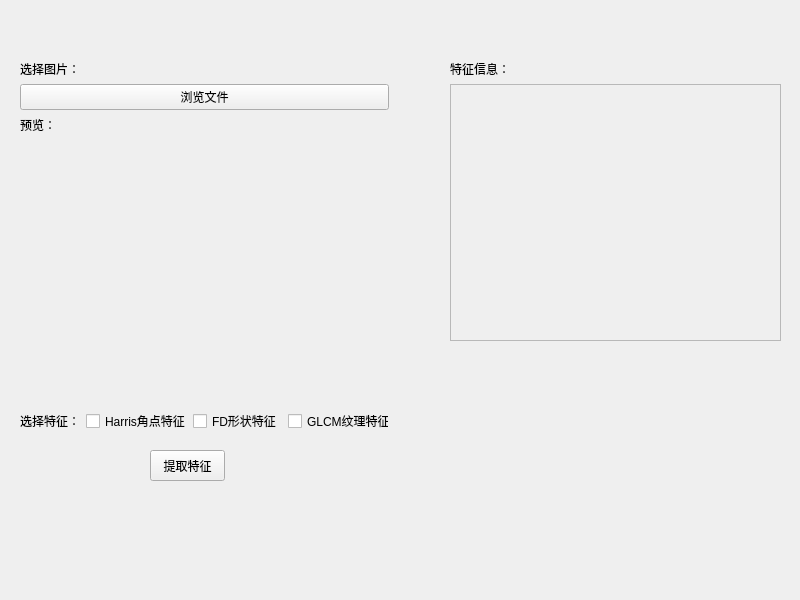
Above: oceanEddyRecognition.ui from Liujiajia1994/pyQtTest before the change. Below: the same form after it.
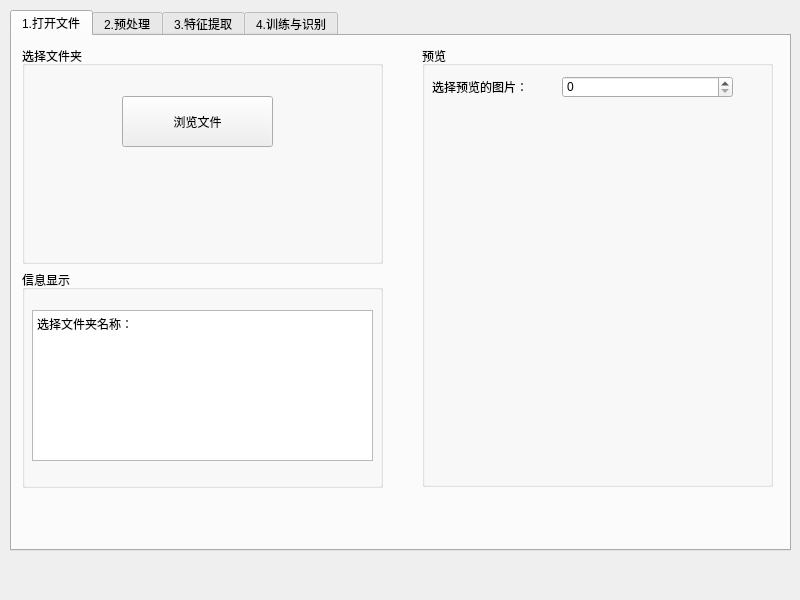
That is the form after the change.

Commit message: 主界面ui调整

Diff of the .ui file:
```diff
--- a/oceanEddyRecognition.ui
+++ b/oceanEddyRecognition.ui
@@ -14,52 +14,127 @@
    <string>MainWindow</string>
   </property>
   <widget class="QWidget" name="centralwidget">
-   <widget class="QPushButton" name="extract">
+   <widget class="QTabWidget" name="tabWidget">
     <property name="geometry">
      <rect>
-      <x>150</x>
-      <y>450</y>
-      <width>75</width>
-      <height>31</height>
+      <x>10</x>
+      <y>10</y>
+      <width>781</width>
+      <height>541</height>
      </rect>
     </property>
-    <property name="text">
-     <string>提取特征</string>
+    <property name="currentIndex">
+     <number>0</number>
     </property>
-   </widget>
-   <widget class="QWidget" name="layoutWidget">
+    <property name="iconSize">
+     <size>
+      <width>20</width>
+      <height>20</height>
+     </size>
+    </property>
+    <widget class="QWidget" name="tab_file">
+     <attribute name="title">
+      <string extracomment="打开文件">1.打开文件</string>
+     </attribute>
+     <widget class="QWidget" name="">
     <property name="geometry">
      <rect>
-      <x>20</x>
-      <y>60</y>
-      <width>369</width>
-      <height>373</height>
-     </rect>
-    </property>
-    <layout class="QVBoxLayout" name="verticalLayout">
+        <x>10</x>
+        <y>10</y>
+        <width>361</width>
+        <height>442</height>
+       </rect>
+      </property>
+      <layout class="QVBoxLayout" name="verticalLayout_2">
      <item>
-      <widget class="QLabel" name="image_pick">
-       <property name="text">
-        <string>选择图片：</string>
-       </property>
-      </widget>
-     </item>
-     <item>
+        <widget class="QGroupBox" name="groupBox_3">
+         <property name="title">
+          <string>选择文件夹</string>
+         </property>
       <widget class="QPushButton" name="open_file">
+          <property name="geometry">
+           <rect>
+            <x>100</x>
+            <y>50</y>
+            <width>151</width>
+            <height>51</height>
+           </rect>
+          </property>
        <property name="text">
         <string>浏览文件</string>
        </property>
-      </widget>
+          <property name="iconSize">
+           <size>
+            <width>16</width>
+            <height>16</height>
+           </size>
+          </property>
+         </widget>
+        </widget>
      </item>
      <item>
+        <widget class="QGroupBox" name="groupBox_2">
+         <property name="title">
+          <string>信息显示</string>
+         </property>
+         <widget class="QTextEdit" name="textEdit_info">
+          <property name="geometry">
+           <rect>
+            <x>10</x>
+            <y>40</y>
+            <width>341</width>
+            <height>151</height>
+           </rect>
+          </property>
+          <property name="html">
+           <string>&lt;!DOCTYPE HTML PUBLIC &quot;-//W3C//DTD HTML 4.0//EN&quot; &quot;http://www.w3.org/TR/REC-html40/strict.dtd&quot;&gt;
+&lt;html&gt;&lt;head&gt;&lt;meta name=&quot;qrichtext&quot; content=&quot;1&quot; /&gt;&lt;style type=&quot;text/css&quot;&gt;
+p, li { white-space: pre-wrap; }
+&lt;/style&gt;&lt;/head&gt;&lt;body style=&quot; font-family:'SimSun'; font-size:9pt; font-weight:400; font-style:normal;&quot;&gt;
+&lt;p style=&quot; margin-top:0px; margin-bottom:0px; margin-left:0px; margin-right:0px; -qt-block-indent:0; text-indent:0px;&quot;&gt;选择文件夹名称：&lt;/p&gt;&lt;/body&gt;&lt;/html&gt;</string>
+          </property>
+         </widget>
+        </widget>
+       </item>
+      </layout>
+     </widget>
+     <widget class="QWidget" name="">
+      <property name="geometry">
+       <rect>
+        <x>410</x>
+        <y>10</y>
+        <width>351</width>
+        <height>441</height>
+       </rect>
+      </property>
+      <layout class="QVBoxLayout" name="verticalLayout_3">
+       <item>
+        <widget class="QGroupBox" name="groupBox">
+         <property name="title">
+          <string>预览</string>
+         </property>
       <widget class="QLabel" name="image_preshow">
+          <property name="geometry">
+           <rect>
+            <x>10</x>
+            <y>20</y>
+            <width>121</width>
+            <height>41</height>
+           </rect>
+          </property>
        <property name="text">
-        <string>预览：</string>
-       </property>
-      </widget>
-     </item>
-     <item>
+           <string>选择预览的图片：</string>
+          </property>
+         </widget>
       <widget class="QLabel" name="label_show">
+          <property name="geometry">
+           <rect>
+            <x>10</x>
+            <y>110</y>
+            <width>321</width>
+            <height>280</height>
+           </rect>
+          </property>
        <property name="minimumSize">
         <size>
          <width>280</width>
@@ -73,64 +148,39 @@
         <bool>true</bool>
        </property>
       </widget>
-     </item>
-     <item>
-      <layout class="QHBoxLayout" name="horizontalLayout_2">
-       <item>
-        <layout class="QHBoxLayout" name="horizontalLayout">
-         <item>
-          <widget class="QLabel" name="extractFeatures">
-           <property name="text">
-            <string>选择特征：</string>
-           </property>
-          </widget>
-         </item>
-         <item>
-          <widget class="QCheckBox" name="checkBox_Harris">
-           <property name="text">
-            <string>Harris角点特征</string>
-           </property>
-          </widget>
-         </item>
-         <item>
-          <widget class="QCheckBox" name="checkBox_FD">
-           <property name="text">
-            <string>FD形状特征</string>
-           </property>
-          </widget>
-         </item>
-         <item>
-          <widget class="QCheckBox" name="checkBox_GLCM">
-           <property name="text">
-            <string>GLCM纹理特征</string>
-           </property>
-          </widget>
-         </item>
-        </layout>
-       </item>
-      </layout>
-     </item>
-    </layout>
-   </widget>
-   <widget class="QWidget" name="layoutWidget">
+         <widget class="QSpinBox" name="spinBox_images">
     <property name="geometry">
      <rect>
-      <x>450</x>
-      <y>60</y>
-      <width>331</width>
-      <height>281</height>
-     </rect>
-    </property>
-    <layout class="QVBoxLayout" name="verticalLayout_2">
-     <item>
-      <widget class="QLabel" name="label">
-       <property name="text">
-        <string>特征信息：</string>
-       </property>
-      </widget>
-     </item>
-     <item>
+            <x>140</x>
+            <y>30</y>
+            <width>171</width>
+            <height>22</height>
+           </rect>
+          </property>
+         </widget>
+        </widget>
+       </item>
+      </layout>
+     </widget>
+    </widget>
+    <widget class="QWidget" name="tab_process">
+     <attribute name="title">
+      <string>2.预处理</string>
+     </attribute>
+    </widget>
+    <widget class="QWidget" name="tab_extract">
+     <attribute name="title">
+      <string>3.特征提取</string>
+     </attribute>
       <widget class="QScrollArea" name="feature_info">
+      <property name="geometry">
+       <rect>
+        <x>430</x>
+        <y>70</y>
+        <width>329</width>
+        <height>261</height>
+       </rect>
+      </property>
        <property name="widgetResizable">
         <bool>true</bool>
        </property>
@@ -145,8 +195,84 @@
         </property>
        </widget>
       </widget>
-     </item>
-    </layout>
+     <widget class="QLabel" name="extractFeatures">
+      <property name="geometry">
+       <rect>
+        <x>10</x>
+        <y>10</y>
+        <width>60</width>
+        <height>16</height>
+       </rect>
+      </property>
+      <property name="text">
+       <string>选择特征：</string>
+      </property>
+     </widget>
+     <widget class="QLabel" name="label">
+      <property name="geometry">
+       <rect>
+        <x>430</x>
+        <y>52</y>
+        <width>329</width>
+        <height>12</height>
+       </rect>
+      </property>
+      <property name="text">
+       <string>特征信息：</string>
+      </property>
+     </widget>
+     <widget class="QPushButton" name="extract">
+      <property name="geometry">
+       <rect>
+        <x>140</x>
+        <y>410</y>
+        <width>75</width>
+        <height>31</height>
+       </rect>
+      </property>
+      <property name="text">
+       <string>提取特征</string>
+      </property>
+     </widget>
+     <widget class="QWidget" name="">
+      <property name="geometry">
+       <rect>
+        <x>30</x>
+        <y>40</y>
+        <width>301</width>
+        <height>361</height>
+       </rect>
+      </property>
+      <layout class="QVBoxLayout" name="verticalLayout">
+       <item>
+        <widget class="QCheckBox" name="checkBox_Harris">
+         <property name="text">
+          <string>Harris角点特征</string>
+         </property>
+        </widget>
+       </item>
+       <item>
+        <widget class="QCheckBox" name="checkBox_GLCM">
+         <property name="text">
+          <string>GLCM纹理特征</string>
+         </property>
+        </widget>
+       </item>
+       <item>
+        <widget class="QCheckBox" name="checkBox_FD">
+         <property name="text">
+          <string>FD形状特征</string>
+         </property>
+        </widget>
+       </item>
+      </layout>
+     </widget>
+    </widget>
+    <widget class="QWidget" name="tab_recognize">
+     <attribute name="title">
+      <string>4.训练与识别</string>
+     </attribute>
+    </widget>
    </widget>
   </widget>
  </widget>
```
Lines whose indentation alone changed are shown as unchanged.
